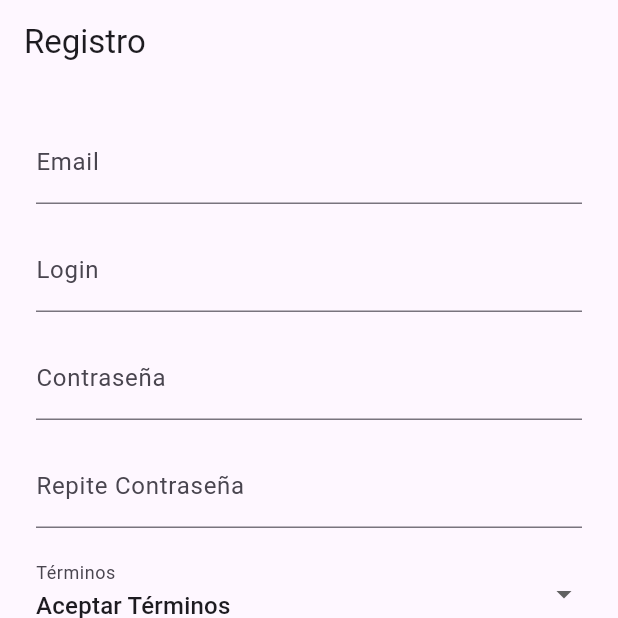
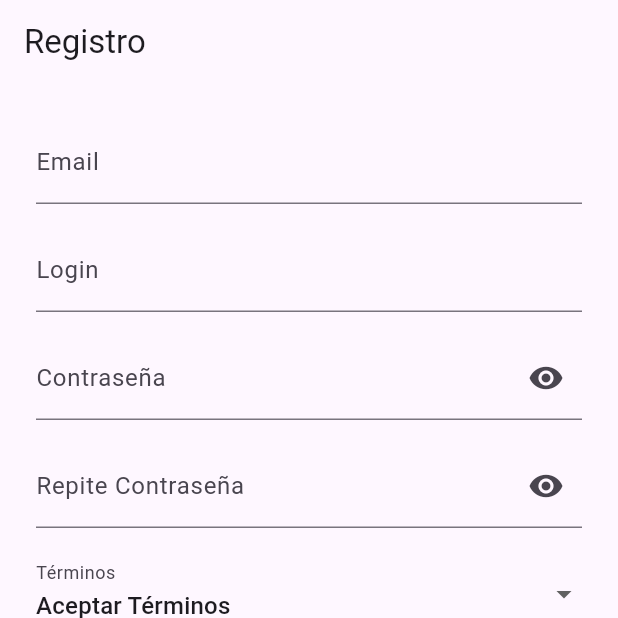
Before and after one commit to AngelMaroto/DI, a Flutter app: the screen it shows after launch, after a tap on "Borrar", on a phone screen of 412 x 824 dp, the top half of it. Run offline on Flutter 3.47's test engine with Material 3 defaults, Android fonts, the phone set to English and light mode, and no system bars; missing offline and left inert: dart:ffi.

Commit message:
Nuevos cambios

```diff
--- a/actividad31flutter/lib/main.dart
+++ b/actividad31flutter/lib/main.dart
@@ -21,8 +21,11 @@ class _RegistroFormScreenState extends State<RegistroFormScreen> {
 
   String terminos = 'Aceptar Términos';
 
-  // Regex básico para validar email
   final RegExp emailRegex = RegExp(r'^[\w-\.]+@([\w-]+\.)+[\w-]{2,4}$');
+
+  // Estado para mostrar/ocultar contraseñas
+  bool _obscurePass = true;
+  bool _obscurePassRepeat = true;
 
   void _clearForm() {
     setState(() {
@@ -32,6 +35,8 @@ class _RegistroFormScreenState extends State<RegistroFormScreen> {
       _passRepeatController.clear();
       terminos = 'Aceptar Términos';
       _formKey.currentState?.reset();
+      _obscurePass = true;
+      _obscurePassRepeat = true;
     });
   }
 
@@ -75,15 +80,28 @@ class _RegistroFormScreenState extends State<RegistroFormScreen> {
                 decoration: InputDecoration(labelText: "Login"),
                 validator: (val) {
                   if (val == null || val.isEmpty) return "Introduce el login";
-                  if (val.trim().toLowerCase() == "admin") return "No puedes usar 'admin' como login";
+                  if (val.trim().toLowerCase() == "admin")
+                    return "No puedes usar 'admin' como login";
                   return null;
                 },
               ),
               SizedBox(height: 16),
               TextFormField(
                 controller: _passController,
-                obscureText: true,
-                decoration: InputDecoration(labelText: "Contraseña"),
+                obscureText: _obscurePass,
+                decoration: InputDecoration(
+                  labelText: "Contraseña",
+                  suffixIcon: IconButton(
+                    icon: Icon(
+                      _obscurePass ? Icons.visibility : Icons.visibility_off,
+                    ),
+                    onPressed: () {
+                      setState(() {
+                        _obscurePass = !_obscurePass;
+                      });
+                    },
+                  ),
+                ),
                 validator: (val) {
                   if (val == null || val.isEmpty) return "Introduce una contraseña";
                   if (val.length < 9) return "Debe tener más de 8 caracteres";
@@ -96,8 +114,20 @@ class _RegistroFormScreenState extends State<RegistroFormScreen> {
               SizedBox(height: 16),
               TextFormField(
                 controller: _passRepeatController,
-                obscureText: true,
-                decoration: InputDecoration(labelText: "Repite Contraseña"),
+                obscureText: _obscurePassRepeat,
+                decoration: InputDecoration(
+                  labelText: "Repite Contraseña",
+                  suffixIcon: IconButton(
+                    icon: Icon(
+                      _obscurePassRepeat ? Icons.visibility : Icons.visibility_off,
+                    ),
+                    onPressed: () {
+                      setState(() {
+                        _obscurePassRepeat = !_obscurePassRepeat;
+                      });
+                    },
+                  ),
+                ),
                 validator: (val) {
                   if (val == null || val.isEmpty) return "Vuelve a escribir la contraseña";
                   if (val != _passController.text) return "Las contraseñas no coinciden";
@@ -140,6 +170,7 @@ class _RegistroFormScreenState extends State<RegistroFormScreen> {
   }
 }
 
+
 class DatosIngresadosScreen extends StatelessWidget {
   final String email;
   final String login;
```
